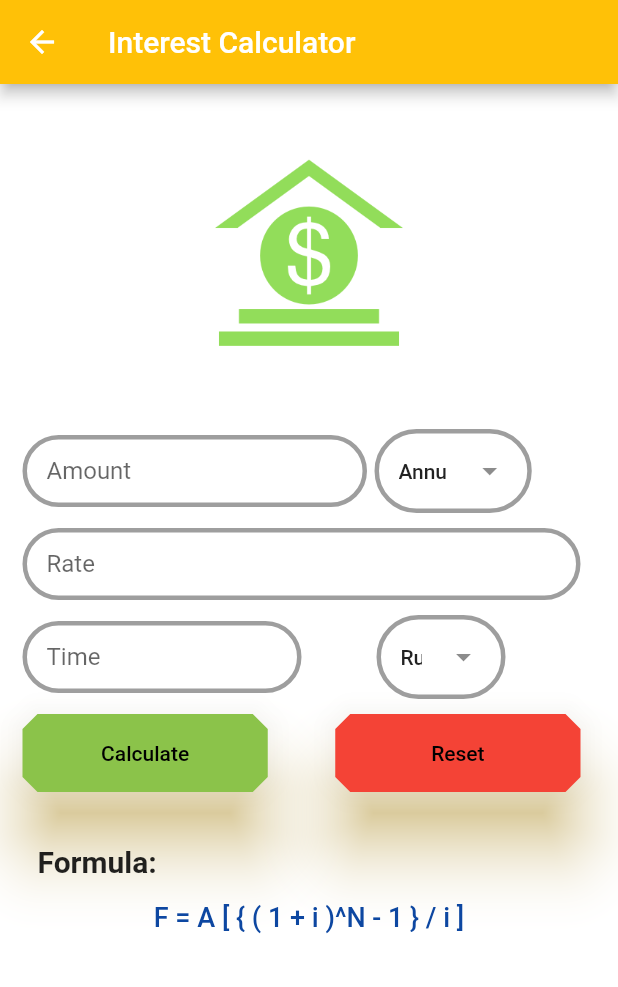
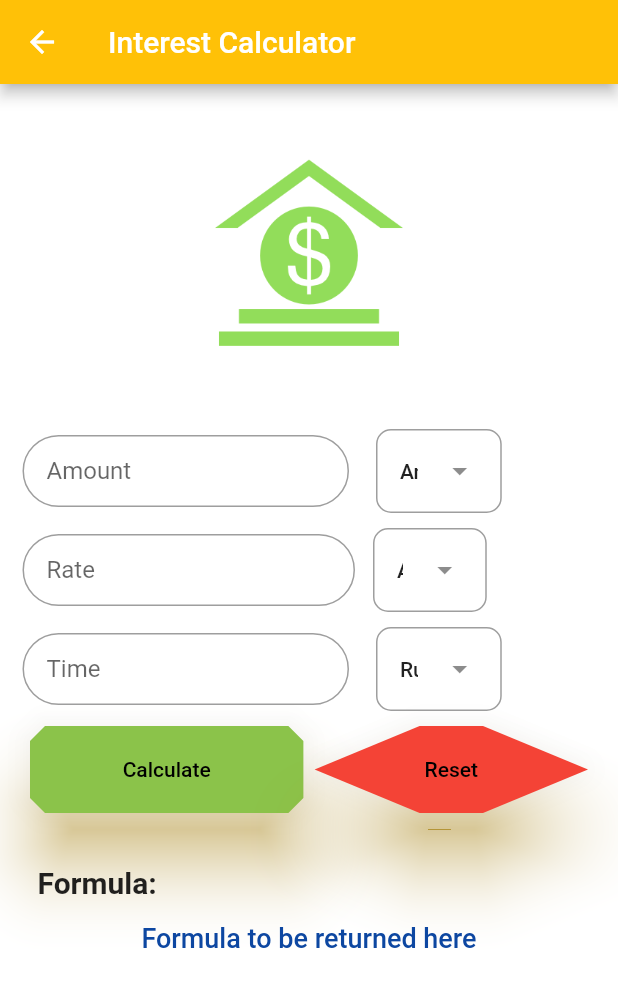
Before and after one commit to nishamghimire5/Economics-YoYo, a Flutter app: the InterestCalculator screen opened directly, on a phone screen of 412 x 824 dp. Shown: the top 987 px of the screen. Run offline on Flutter 3.47's test engine with Material 2 defaults, Android fonts, the phone set to English and light mode, and no system bars.

Commit message:
all in one final ui

```diff
--- a/lib/formulas/intrest_calculators.dart
+++ b/lib/formulas/intrest_calculators.dart
@@ -15,12 +15,22 @@ class InterestCalculator extends StatefulWidget {
 var _formKey = GlobalKey<FormState>();
 
 const List<String> _currencies = <String>['Rupees', 'Dollars', 'Pounds'];
+const List<String> _compounded = <String>[
+  'Annually',
+  'Semi',
+  'Quarterly',
+  'Monthly',
+  'Weekly',
+  'Daily'
+];
 const List<String> _givenValue = <String>['Annuity', 'Present', 'Future'];
 
 class _InterestCalculatorState extends State<InterestCalculator> {
   bool _showDataTable = false;
   final _minimumPadding = 5.0;
+
   String _dropdownValue = _currencies.first;
+  String _compoundedValue = _compounded.first;
   String _choosenGiven = _givenValue.first;
 
   var displayResult = '';
@@ -87,10 +97,10 @@ class _InterestCalculatorState extends State<InterestCalculator> {
                           ),
                           enabledBorder: OutlineInputBorder(
                             borderSide: BorderSide(
-                              width: 3,
+                              width: 1,
                               color: Colors.grey,
                             ),
-                            borderRadius: BorderRadius.circular(50.0),
+                            borderRadius: BorderRadius.circular(40.0),
                           ),
                           contentPadding: EdgeInsets.symmetric(
                               horizontal: 16, vertical: 12),
@@ -100,17 +110,20 @@ class _InterestCalculatorState extends State<InterestCalculator> {
                         ),
                       ),
                     ),
+                    SizedBox(
+                      width: 18,
+                    ),
                     Expanded(
                       child: Container(
-                        padding: EdgeInsets.symmetric(horizontal: 5),
+                        padding: EdgeInsets.only(right: 25),
                         child: DropdownMenu<String>(
                           inputDecorationTheme: InputDecorationTheme(
                             enabledBorder: OutlineInputBorder(
                               borderSide: BorderSide(
-                                width: 3,
+                                width: 1,
                                 color: Colors.grey,
                               ),
-                              borderRadius: BorderRadius.circular(50.0),
+                              borderRadius: BorderRadius.circular(10.0),
                             ),
                             contentPadding: EdgeInsets.symmetric(
                                 horizontal: 16, vertical: 12),
@@ -135,11 +148,15 @@ class _InterestCalculatorState extends State<InterestCalculator> {
               ),
               Padding(
                 padding: EdgeInsets.only(
-                  right: _minimumPadding * 5,
+                  right: _minimumPadding * 10.5,
                   left: _minimumPadding * 3,
                   top: _minimumPadding,
                   bottom: _minimumPadding,
                 ),
+                child: Row(
+                  children: <Widget>[
+                    Expanded(
+                      flex: 2,
                       child: TextFormField(
                         validator: (String? value) {
                           if (value == null || value.isEmpty) {
@@ -163,19 +180,56 @@ class _InterestCalculatorState extends State<InterestCalculator> {
                           ),
                           enabledBorder: OutlineInputBorder(
                             borderSide: BorderSide(
-                        width: 3,
+                              width: 1,
                               color: Colors.grey,
                             ),
-                      borderRadius: BorderRadius.circular(50.0),
+                            borderRadius: BorderRadius.circular(40.0),
                           ),
-                    contentPadding:
-                        EdgeInsets.symmetric(horizontal: 16, vertical: 12),
+                          contentPadding: EdgeInsets.symmetric(
+                              horizontal: 16, vertical: 12),
                           labelText: 'Rate',
                           hintText: 'In Percetange',
                           border: InputBorder.none,
                         ),
                       ),
                     ),
+                    SizedBox(
+                      width: 12,
+                    ),
+                    Expanded(
+                      child: Container(
+                        padding: EdgeInsets.only(right: 35),
+                        child: DropdownMenu<String>(
+                          inputDecorationTheme: InputDecorationTheme(
+                            enabledBorder: OutlineInputBorder(
+                              borderSide: BorderSide(
+                                width: 1,
+                                color: Colors.grey,
+                              ),
+                              borderRadius: BorderRadius.circular(10.0),
+                            ),
+                            contentPadding: EdgeInsets.symmetric(
+                                horizontal: 16, vertical: 12),
+                          ),
+                          initialSelection: _compoundedValue,
+                          onSelected: (String? value) {
+                            // This is called when the user selects an item.
+                            setState(() {
+                              _compoundedValue = value!;
+                            });
+                          },
+                          dropdownMenuEntries: _compounded
+                              .map<DropdownMenuEntry<String>>((String value) {
+                            return DropdownMenuEntry<String>(
+                                value: value, label: value);
+                          }).toList(),
+                        ),
+                      ),
+                    ),
+                  ],
+                ),
+              ),
+
               // Padding(
               //   padding: EdgeInsets.only(
               //     right: _minimumPadding * 5,
@@ -205,10 +259,10 @@ class _InterestCalculatorState extends State<InterestCalculator> {
               //       ),
               //       enabledBorder: OutlineInputBorder(
               //         borderSide: BorderSide(
-              //           width: 3,
+              //           width: 1,
               //           color: Colors.grey,
               //         ),
-              //         borderRadius: BorderRadius.circular(50.0),
+              //         borderRadius: BorderRadius.circular(10.0),
               //       ),
               //       contentPadding:
               //           EdgeInsets.symmetric(horizontal: 16, vertical: 12),
@@ -220,7 +274,7 @@ class _InterestCalculatorState extends State<InterestCalculator> {
               // ),
               Padding(
                 padding: EdgeInsets.only(
-                  right: _minimumPadding * 5,
+                  right: _minimumPadding * 10.5,
                   left: _minimumPadding * 3,
                   top: _minimumPadding,
                   bottom: _minimumPadding,
@@ -228,6 +282,7 @@ class _InterestCalculatorState extends State<InterestCalculator> {
                 child: Row(
                   children: <Widget>[
                     Expanded(
+                      flex: 2,
                       child: TextFormField(
                         validator: (String? value) {
                           if (value == null || value.isEmpty) {
@@ -251,10 +306,10 @@ class _InterestCalculatorState extends State<InterestCalculator> {
                           ),
                           enabledBorder: OutlineInputBorder(
                             borderSide: BorderSide(
-                              width: 3,
+                              width: 1,
                               color: Colors.grey,
                             ),
-                            borderRadius: BorderRadius.circular(50.0),
+                            borderRadius: BorderRadius.circular(40.0),
                           ),
                           contentPadding: EdgeInsets.symmetric(
                               horizontal: 16, vertical: 12),
@@ -264,17 +319,20 @@ class _InterestCalculatorState extends State<InterestCalculator> {
                         ),
                       ),
                     ),
+                    SizedBox(
+                      width: 18,
+                    ),
                     Expanded(
                       child: Container(
-                        padding: EdgeInsets.symmetric(horizontal: 50),
+                        padding: EdgeInsets.only(right: 25),
                         child: DropdownMenu<String>(
                           inputDecorationTheme: InputDecorationTheme(
                             enabledBorder: OutlineInputBorder(
                               borderSide: BorderSide(
-                                width: 3,
+                                width: 1,
                                 color: Colors.grey,
                               ),
-                              borderRadius: BorderRadius.circular(50.0),
+                              borderRadius: BorderRadius.circular(10.0),
                             ),
                             contentPadding: EdgeInsets.symmetric(
                                 horizontal: 16, vertical: 12),
@@ -297,10 +355,11 @@ class _InterestCalculatorState extends State<InterestCalculator> {
                   ],
                 ),
               ),
+
               Padding(
                 padding: EdgeInsets.only(
-                  right: _minimumPadding * 5,
-                  left: _minimumPadding * 3,
+                  right: _minimumPadding * 4,
+                  left: _minimumPadding * 4,
                   top: _minimumPadding,
                   bottom: _minimumPadding,
                 ),
@@ -310,7 +369,7 @@ class _InterestCalculatorState extends State<InterestCalculator> {
                       child: ElevatedButton(
                         style: ElevatedButton.styleFrom(
                           padding: EdgeInsets.symmetric(
-                              horizontal: 40.0, vertical: 18.0),
+                              horizontal: 40.0, vertical: 21.0),
                           shape: BeveledRectangleBorder(
                               borderRadius: BorderRadius.circular(10.0)),
                           foregroundColor: Colors.black,
@@ -331,15 +390,15 @@ class _InterestCalculatorState extends State<InterestCalculator> {
                       ),
                     ),
                     SizedBox(
-                      width: 45,
+                      width: 7.5,
                     ),
                     Expanded(
                       child: ElevatedButton(
                         style: ElevatedButton.styleFrom(
                           padding: EdgeInsets.symmetric(
-                              horizontal: 40.0, vertical: 18.0),
+                              horizontal: 40.0, vertical: 21.0),
                           shape: BeveledRectangleBorder(
-                              borderRadius: BorderRadius.circular(10.0)),
+                              borderRadius: BorderRadius.circular(70.0)),
                           foregroundColor: Colors.black,
                           backgroundColor: Colors.red,
                           elevation: 20, // Elevation
@@ -376,7 +435,7 @@ class _InterestCalculatorState extends State<InterestCalculator> {
                     Center(
                       child: Center(
                         child: Text(
-                          'F = A [ { ( 1 + i )^N - 1 } / i ]',
+                          'Formula to be returned here',
                           style: TextStyle(
                               fontSize: 18,
                               fontWeight: FontWeight.w500,
```
Lines whose indentation alone changed are shown as unchanged.
